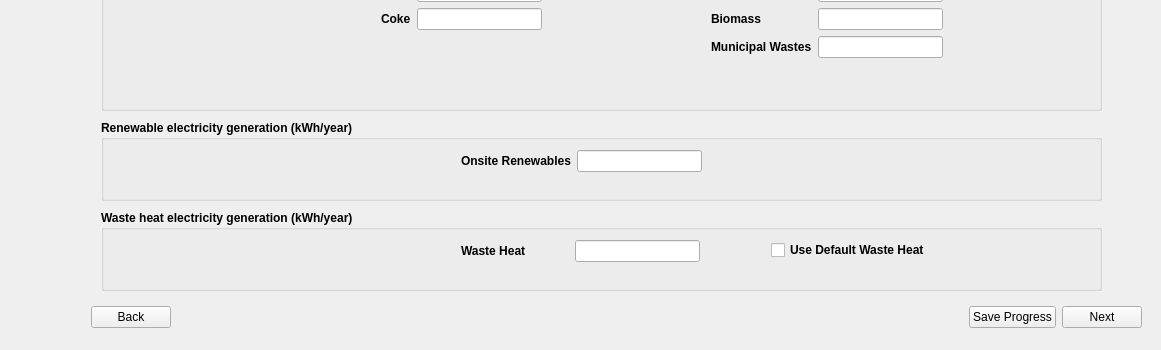
WongCurtis95/lbnl_best_public, file 00_BEST_windows/ui_files_latest/Page5_ElectricityGenerationInput_qwidget.ui: the form before one commit; both pictures show x 99 to 1260 and y 350 to 700 of the 1260 by 700 pixel window.
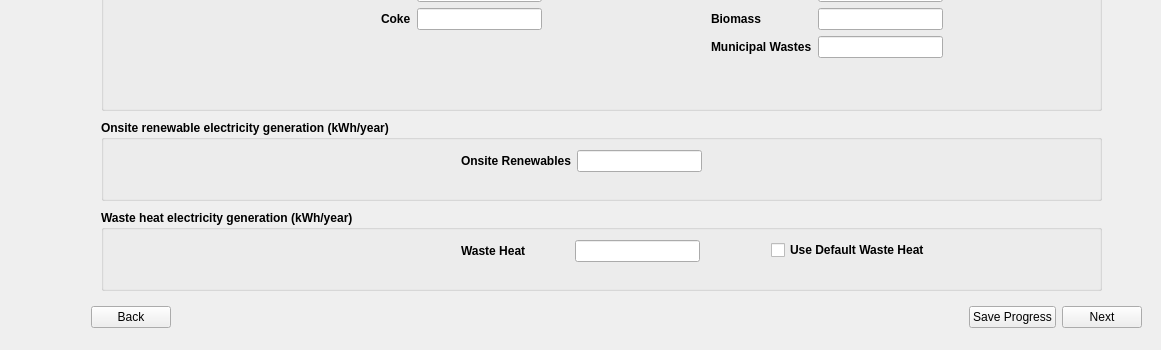
The form after the commit. Icons and pictures are not drawn.

What changed in the file:
```diff
--- a/00_BEST_windows/ui_files_latest/Page5_ElectricityGenerationInput_qwidget.ui
+++ b/00_BEST_windows/ui_files_latest/Page5_ElectricityGenerationInput_qwidget.ui
@@ -357,7 +357,7 @@
     </font>
    </property>
    <property name="title">
-    <string>Renewable electricity generation (kWh/year)</string>
+    <string>Onsite renewable electricity generation (kWh/year)</string>
    </property>
    <widget class="QWidget" name="layoutWidget_6">
     <property name="geometry">
```
